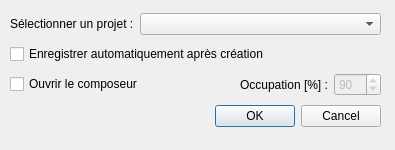
Above: qsequoia2/scripts/project_settings/project_settings.ui from SequoiApp/QSEQUOIA-2 before the change. Below: the same form after it.
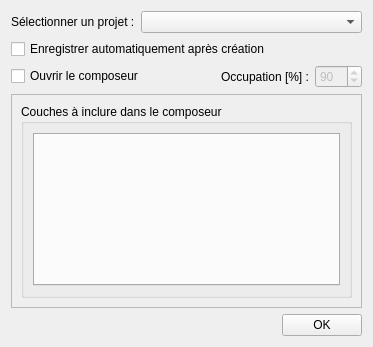
That is the form after the change. Custom widgets are drawn as their Qt base class.

Commit message: Add tab selection layers on project_settings

The edit to the form file:
```diff
--- a/qsequoia2/scripts/project_settings/project_settings.ui
+++ b/qsequoia2/scripts/project_settings/project_settings.ui
@@ -2,32 +2,20 @@
 <ui version="4.0">
  <class>ProjectSettingsDialog</class>
  <widget class="QWidget" name="ProjectSettingsDialog">
-  <property name="enabled">
-   <bool>true</bool>
-  </property>
   <property name="geometry">
    <rect>
     <x>0</x>
     <y>0</y>
-    <width>395</width>
-    <height>150</height>
+    <width>373</width>
+    <height>347</height>
    </rect>
   </property>
   <property name="windowTitle">
    <string>Création de projet</string>
   </property>
-  <widget class="QWidget" name="verticalLayoutWidget">
-   <property name="geometry">
-    <rect>
-     <x>10</x>
-     <y>10</y>
-     <width>371</width>
-     <height>121</height>
-    </rect>
-   </property>
-   <layout class="QVBoxLayout" name="verticalLayout">
+  <layout class="QVBoxLayout" name="rootLayout">
     <item>
-     <layout class="QHBoxLayout" name="horizontalLayout" stretch="0,0">
+    <layout class="QHBoxLayout" name="projectLayout">
       <item>
        <widget class="QLabel" name="label_project">
         <property name="text">
@@ -55,7 +43,7 @@
      </widget>
     </item>
     <item>
-     <layout class="QHBoxLayout" name="horizontalLayout_2">
+    <layout class="QHBoxLayout" name="optionsLayout">
       <item>
        <widget class="QCheckBox" name="cb_composeur">
         <property name="text">
@@ -70,8 +58,8 @@
         </property>
         <property name="sizeHint" stdset="0">
          <size>
-          <width>40</width>
-          <height>20</height>
+         <width>0</width>
+         <height>0</height>
          </size>
         </property>
        </spacer>
@@ -105,17 +93,65 @@
      </layout>
     </item>
     <item>
-     <widget class="QDialogButtonBox" name="buttonBox">
+    <widget class="QScrollArea" name="scrollArea">
+     <property name="widgetResizable">
+      <bool>true</bool>
+     </property>
+     <widget class="QWidget" name="scrollAreaWidgetContents">
+      <property name="geometry">
+       <rect>
+        <x>0</x>
+        <y>0</y>
+        <width>349</width>
+        <height>195</height>
+       </rect>
+      </property>
+      <layout class="QVBoxLayout" name="scrollLayout">
+       <item>
+        <widget class="QGroupBox" name="layers_box">
+         <property name="title">
+          <string>Couches à inclure dans le composeur</string>
+         </property>
+         <layout class="QVBoxLayout" name="layersLayout">
+          <item>
+           <widget class="QTabWidget" name="layers_tab">
+            <property name="tabPosition">
+             <enum>QTabWidget::West</enum>
+            </property>
+           </widget>
+          </item>
+         </layout>
+        </widget>
+       </item>
+      </layout>
+     </widget>
+    </widget>
+   </item>
+   <item>
+    <layout class="QHBoxLayout" name="buttonsLayout">
+     <item>
+      <spacer name="buttonsSpacer">
       <property name="orientation">
        <enum>Qt::Horizontal</enum>
       </property>
-      <property name="standardButtons">
-       <set>QDialogButtonBox::Cancel|QDialogButtonBox::Ok</set>
-      </property>
+       <property name="sizeHint" stdset="0">
+        <size>
+         <width>0</width>
+         <height>0</height>
+        </size>
+       </property>
+      </spacer>
+     </item>
+     <item>
+      <widget class="QPushButton" name="pushButton">
+       <property name="text">
+        <string>OK</string>
+       </property>
      </widget>
     </item>
    </layout>
-  </widget>
+   </item>
+  </layout>
  </widget>
  <customwidgets>
   <customwidget>
```
Left out of the diff: 39 changed lines with no effect on the pictures. Lines whose indentation alone changed are shown as unchanged. The commit also changes 2 other files.
